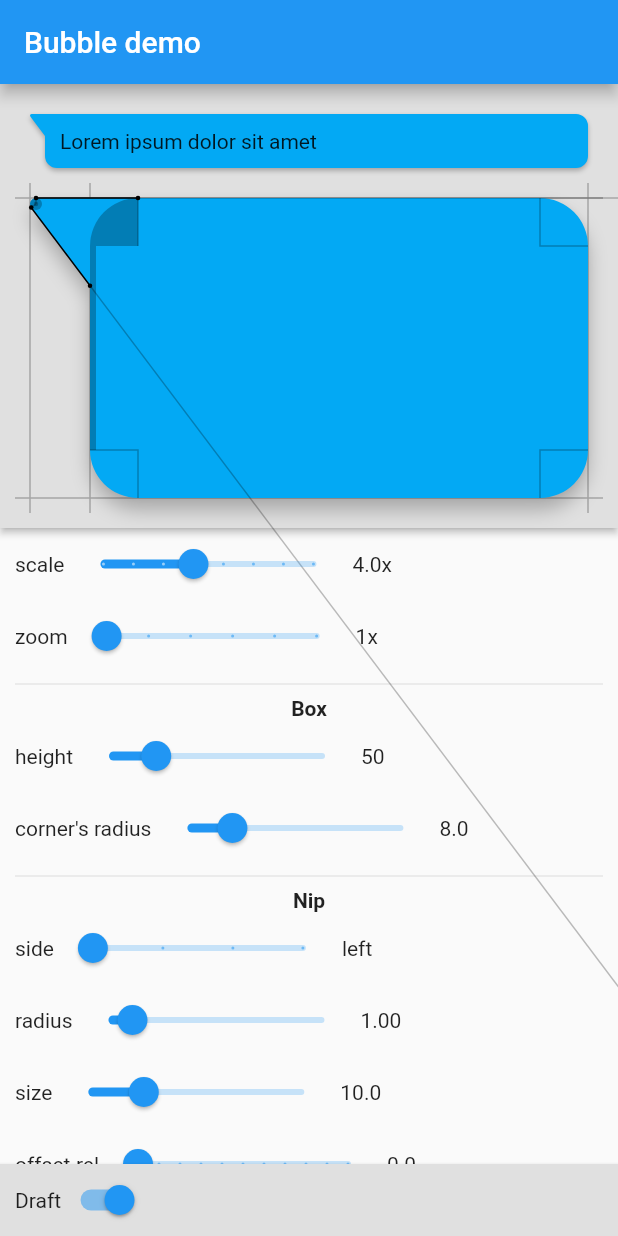
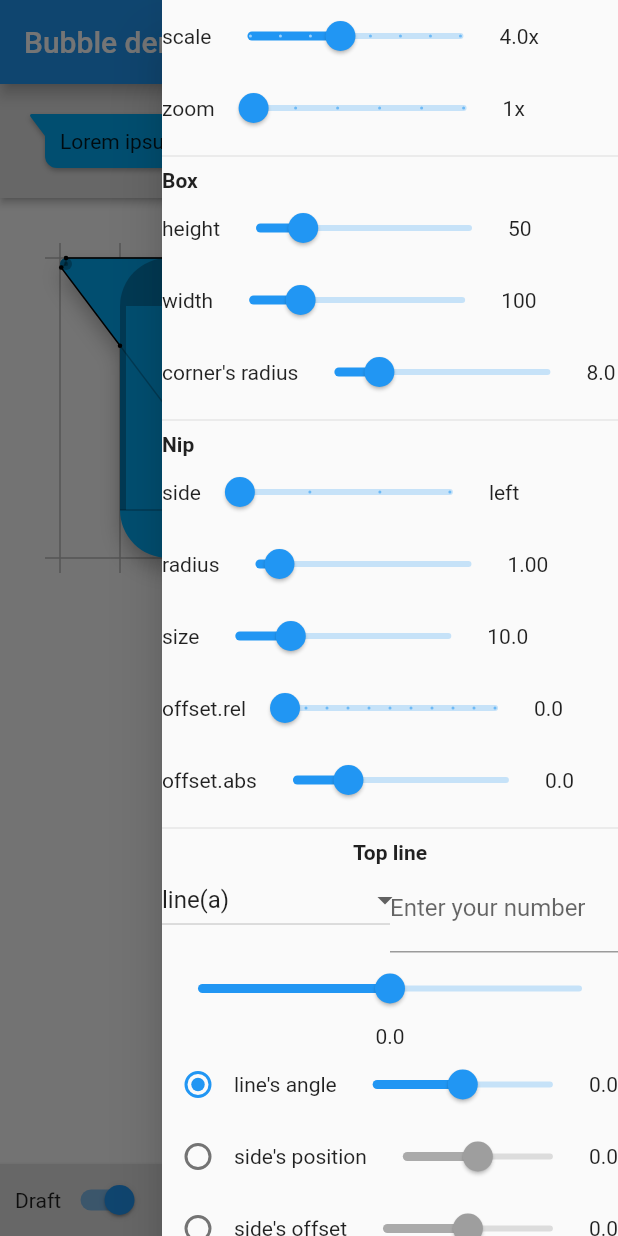
Before and after one commit to vi-k/bubblegen, a Flutter app: the screen it shows after launch, with the side drawer open (before the commit the screen has no drawer), on a phone screen of 412 x 824 dp. Run offline on Flutter 3.47's test engine with Material 2 defaults, Android fonts, the phone set to English and light mode, and no system bars; statements that could not run were skipped.

```diff
--- a/lib/main.dart
+++ b/lib/main.dart
@@ -4,6 +4,7 @@ import 'dart:ui' as ui;
 import 'package:bubble_demo/bubble.dart';
 import 'package:flutter/material.dart';
 import 'package:flutter/rendering.dart';
+import 'package:flutter/services.dart';
 import 'package:flutter/widgets.dart';
 
 void main() => runApp(MyApp());
@@ -121,7 +122,6 @@ class ZoomCustomPaintPainter extends CustomPainter {
   }
 }
 
-//enum LineType { line, arc, curve }
 enum PosType { angle, pos, offset, corner }
 
 class NipLineSelect extends StatefulWidget {
@@ -322,22 +322,62 @@ class _NipLineSelectState extends State<NipLineSelect> {
           widget.caption,
           style: TextStyle(fontWeight: FontWeight.bold),
         ),
-        ToggleButtons(
-          isSelected: List.generate(3, (_) => false)..[_lineTypeIndex] = true,
+//        ToggleButtons(
+//          isSelected: List.generate(3, (_) => false)..[_lineTypeIndex] = true,
+//          children: <Widget>[
+//            Text('line'),
+//            Text('arc'),
+//            Text('curve'),
+//          ],
+//          borderRadius: BorderRadius.circular(100),
+//          borderWidth: 5,
+//          borderColor: Colors.orange,
+//          selectedBorderColor: Colors.deepOrange,
+//          fillColor: Colors.orange.shade200,
+//          onPressed: (index) {
+//            _lineTypeIndex = index;
+//            doChange();
+//          },
+//        ),
+        Column(
           children: <Widget>[
-            Text('line'),
-            Text('arc'),
-            Text('curve'),
+            Table(
+              children: <TableRow>[
+                TableRow(children: [
+                  DropdownButton(
+                    value: getPosType(_type),
+                    items: <DropdownMenuItem<PosType>>[
+                      DropdownMenuItem(child: Text('line(a)'), value: PosType.angle),
+                      DropdownMenuItem(child: Text('lineTo(pos)'), value: PosType.pos),
+                      DropdownMenuItem(child: Text('relativeLineTo(pos)'), value: PosType.offset),
+                      DropdownMenuItem(child: Text('lineToCorner(a)'), value: PosType.corner),
                     ],
-          borderRadius: BorderRadius.circular(100),
-          borderWidth: 5,
-          borderColor: Colors.orange,
-          selectedBorderColor: Colors.deepOrange,
-          fillColor: Colors.orange.shade200,
-          onPressed: (index) {
-            _lineTypeIndex = index;
+                    onChanged: (value) {
+                      _type = setType(_lineTypeIndex, value);
                       doChange();
                     },
+                  ),
+                  TextFormField(
+                    controller: TextEditingController(),
+                    decoration: new InputDecoration(labelText: "Enter your number"),
+                    keyboardType: TextInputType.number,
+                    inputFormatters: <TextInputFormatter>[WhitelistingTextInputFormatter.digitsOnly],
+                  ),
+                ])
+              ],
+            ),
+            Slider(
+              value: _lineAngle,
+              min: -90,
+              max: 90,
+              divisions: 180,
+              onChanged: (value) {
+                _lineAngle = value;
+                doChange();
+              },
+            ),
+            Text('${_lineAngle.toStringAsFixed(1)}'),
+          ],
         ),
         Row(
           children: <Widget>[
@@ -437,9 +477,9 @@ class _NipLineSelectState extends State<NipLineSelect> {
             Expanded(
               child: Slider(
                 value: _cornerAngle,
-                min: -270,
-                max: 270,
-                divisions: 560,
+                min: -180,
+                max: 180,
+                divisions: 360,
                 onChanged: getPosType(_type) != PosType.corner
                     ? null
                     : (value) {
@@ -602,6 +642,7 @@ class _NipLineSelectState extends State<NipLineSelect> {
 
 class _MyHomePageState extends State<MyHomePage> with TickerProviderStateMixin {
   var _height = 50.0;
+  var _width = 100.0;
   var _scale = 4.0;
   var _zoomLevel = 0.0;
   var _drawDraft = true;
@@ -650,28 +691,12 @@ class _MyHomePageState extends State<MyHomePage> with TickerProviderStateMixin {
 
   @override
   Widget build(BuildContext context) {
-//    final painter = MyPainter(
-//      topLine: _topLine,
-//      bottomLine: _bottomLine,
-//      boxRadius: _radius,
-//      nipWidth: _nipSize,
-//      nipRadius: _nipRadius,
-//      nipYOffset: _nipOffset.absolute,
-//      height: _height,
-//      drawDraft: _drawDraft,
-//    );
+//  print('topLine.pos: ${_topLine.pos}');
+//  print('bottomLine.pos: ${_bottomLine.pos}');
 
-//    final padding = EdgeInsets.only(
-//        left: _nipSize + 10,
-//        top: 10.0 + (_nipOffset.absolute < 0 ? -_nipOffset.absolute : 0),
-//        right: 10,
-//        bottom: 10.0 + (_nipOffset.absolute + 2 * _nipRadius > _height ? _nipOffset.absolute + 2 * _nipRadius - _height : 0));
+    var size = MediaQuery.of(context).size;
+    print('screen: $size');
 
-  print('topLine.pos: ${_topLine.pos}');
-  print('bottomLine.pos: ${_bottomLine.pos}');
-
-    var m = MediaQuery.of(context).size;
-    print(m);
     return Scaffold(
       appBar: AppBar(
         title: Text('Bubble demo'),
@@ -681,16 +706,12 @@ class _MyHomePageState extends State<MyHomePage> with TickerProviderStateMixin {
           PhysicalModel(
             color: Colors.grey.shade300,
             elevation: 2.0,
-            child: LimitedBox(
-              maxHeight: MediaQuery.of(context).size.height / 2,
-              child: SingleChildScrollView(
             child: Container(
               padding: EdgeInsets.all(20),
-                  child: Column(
-                    children: <Widget>[
-                      Bubble(
-                          radius: BubbleRadius(
-                              topLeft: _radius, topRight: _radius, bottomLeft: _radius, bottomRight: _radius),
+              child: Align(
+                alignment: Alignment.topLeft,
+                child: Bubble(
+                  radius: BubbleRadius(topLeft: _radius, topRight: _radius, bottomLeft: _radius, bottomRight: _radius),
                   nipSide: _nipSide,
                   nipRadius: _nipRadius,
                   nipSize: _nipSize,
@@ -699,16 +720,21 @@ class _MyHomePageState extends State<MyHomePage> with TickerProviderStateMixin {
                   bottomLine: _bottomLine,
                   color: Colors.lightBlue,
                   elevation: 1.0,
-//                      drawDraft: _drawDraft,
                   child: Container(
-                            alignment: Alignment.topLeft,
                     padding: EdgeInsets.all(10),
                     child: Text('Lorem ipsum dolor sit amet'),
-                          )),
-                      SizedBox(
-                        height: 20,
                   ),
-                      Bubble(
+                ),
+              ),
+            ),
+          ),
+          Expanded(
+            child: SingleChildScrollView(
+              scrollDirection: Axis.vertical,
+              child: SingleChildScrollView(
+                scrollDirection: Axis.horizontal,
+                padding: EdgeInsets.all(40),
+                child: Bubble(
                     scale: _scale,
                     radius: BubbleRadius(
                         topLeft: _radius, topRight: _radius, bottomLeft: _radius, bottomRight: _radius),
@@ -721,18 +747,34 @@ class _MyHomePageState extends State<MyHomePage> with TickerProviderStateMixin {
                     color: Colors.lightBlue,
                     elevation: 1.0,
                     drawDraft: _drawDraft,
-                          child: Container(
+                    child: SizedBox(
                         height: _height,
-//                    padding: EdgeInsets.all(10),
-//                    child: Text('a a a a a'),
-//                    child: Text('a a a a a a a a a a a a a a a a a a a a a a a a a a a a a a a a a a a a a a a a a a a a a a a a a a a a a a a a a a a a'),
-                              )),
-                    ],
+                        width: _width,
+//                          child: Text('a a a a a')
                     ),
                 ),
               ),
             ),
           ),
+//          Bubble(
+//              scale: _scale,
+//              radius: BubbleRadius(
+//                  topLeft: _radius, topRight: _radius, bottomLeft: _radius, bottomRight: _radius),
+//              nipSide: _nipSide,
+//              nipRadius: _nipRadius,
+//              nipSize: _nipSize,
+//              nipOffset: _nipOffset,
+//              topLine: _topLine,
+//              bottomLine: _bottomLine,
+//              color: Colors.lightBlue,
+//              elevation: 1.0,
+//              drawDraft: _drawDraft,
+//              child: Container(
+//                height: _height,
+////                    padding: EdgeInsets.all(10),
+////                    child: Text('a a a a a'),
+////                    child: Text('a a a a a a a a a a a a a a a a a a a a a a a a a a a a a a a a a a a a a a a a a a a a a a a a a a a a a a a a a a a a'),
+//              )),
 //          LimitedBox(
 //            maxHeight: 200,
 //            child: Container(
@@ -762,13 +804,30 @@ class _MyHomePageState extends State<MyHomePage> with TickerProviderStateMixin {
 //              ),
 //            ),
 //          ),
-          Expanded(
-            child: SingleChildScrollView(
-              child: Column(
+          PhysicalModel(
+            color: Colors.grey.shade300,
+            elevation: 2.0,
+            child: Container(
+              padding: EdgeInsets.symmetric(horizontal: 10),
+              child: Row(
                 children: <Widget>[
-                  Container(
-                    padding: EdgeInsets.symmetric(horizontal: 10.0),
-                    child: Column(
+                  Text('Draft'),
+                  Switch(
+                    value: _drawDraft,
+                    onChanged: (bool value) {
+                      setState(() {
+                        _drawDraft = value;
+                      });
+                    },
+                  ),
+                ],
+              ),
+            ),
+          ),
+        ],
+      ),
+      endDrawer: Drawer(
+        child: ListView(
           children: <Widget>[
             Row(
               children: <Widget>[
@@ -825,6 +884,23 @@ class _MyHomePageState extends State<MyHomePage> with TickerProviderStateMixin {
                   },
                 ),
                 Text('${_height.toStringAsFixed(0)}'),
+              ],
+            ),
+            Row(
+              children: <Widget>[
+                Text('width', textAlign: TextAlign.right),
+                Slider(
+                  value: _width,
+                  min: 10.0,
+                  max: 400.0,
+                  divisions: 390,
+                  onChanged: (double value) {
+                    setState(() {
+                      _width = value;
+                    });
+                  },
+                ),
+                Text('${_width.toStringAsFixed(0)}'),
               ],
             ),
             Row(
@@ -953,32 +1029,6 @@ class _MyHomePageState extends State<MyHomePage> with TickerProviderStateMixin {
           ],
         ),
       ),
-                ],
-              ),
-            ),
-          ),
-          PhysicalModel(
-            color: Colors.grey.shade300,
-            elevation: 2.0,
-            child: Container(
-              padding: EdgeInsets.symmetric(horizontal: 10),
-              child: Row(
-                children: <Widget>[
-                  Text('Draft'),
-                  Switch(
-                    value: _drawDraft,
-                    onChanged: (bool value) {
-                      setState(() {
-                        _drawDraft = value;
-                      });
-                    },
-                  ),
-                ],
-              ),
-            ),
-          ),
-        ],
-      ),
     );
   }
 }
```
Lines whose indentation alone changed are shown as unchanged.
